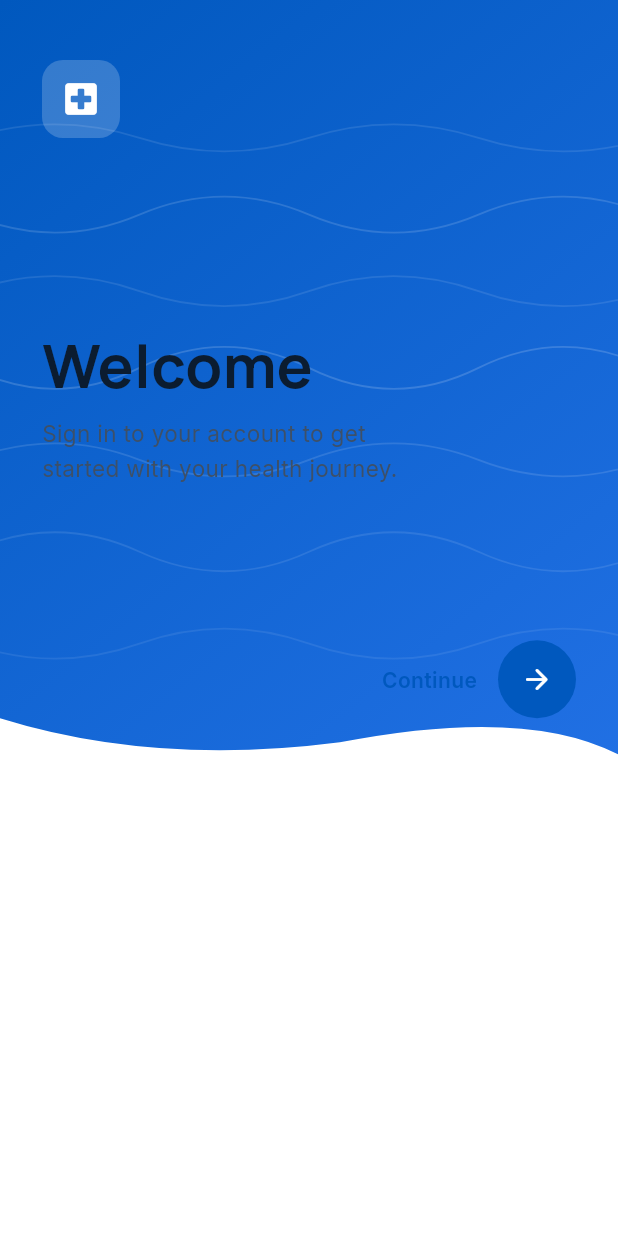
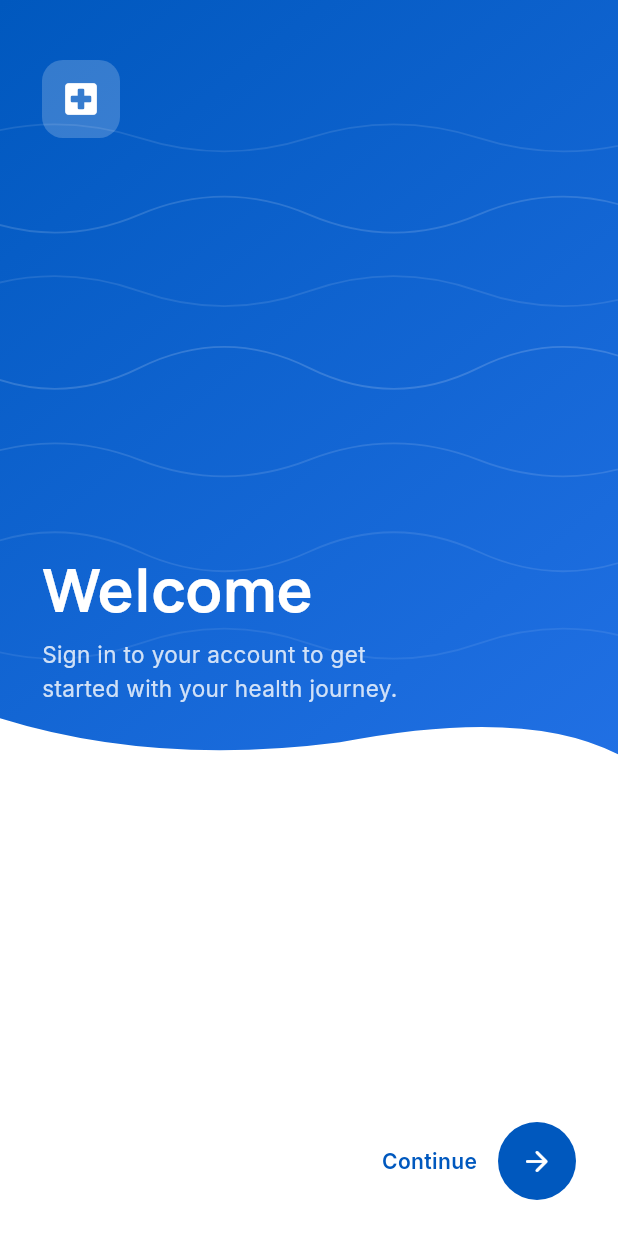
Before and after one commit to ismum25/Med_AI, a Flutter app: the screen it shows after launch, on a phone screen of 412 x 824 dp. Run offline on Flutter 3.47's test engine with Material 3 defaults, Android fonts, the phone set to English and light mode, and no system bars; our stand-ins replace dio, equatable, flutter_bloc, flutter_secure_storage, get_it, go_router and 2 more.

Commit message:
feat: enhance WelcomePage layout with improved padding and responsive positioning for continue button; update text styles for better visibility

```diff
--- a/mobile_app/lib/presentation/auth/pages/welcome_page.dart
+++ b/mobile_app/lib/presentation/auth/pages/welcome_page.dart
@@ -18,16 +18,19 @@ class WelcomePage extends StatelessWidget {
   @override
   Widget build(BuildContext context) {
     final screenHeight = MediaQuery.of(context).size.height;
+    final safeBottom = MediaQuery.of(context).padding.bottom;
     return Scaffold(
       backgroundColor: AppColors.surfaceContainerLowest,
       body: Stack(
         children: [
+          // Makes Stack fill the full Scaffold body so Positioned(bottom) anchors to screen bottom.
+          const SizedBox.expand(),
           WaveBackground(
             height: screenHeight * 0.62,
             child: SafeArea(
               bottom: false,
               child: Padding(
-                padding: const EdgeInsets.fromLTRB(28, 40, 28, 0),
+                padding: const EdgeInsets.fromLTRB(28, 40, 28, 40),
                 child: Column(
                   crossAxisAlignment: CrossAxisAlignment.start,
                   children: [
@@ -44,43 +47,37 @@ class WelcomePage extends StatelessWidget {
                         size: 28,
                       ),
                     ),
+                    const Expanded(child: SizedBox()),
+                    Text(
+                      'Welcome',
+                      style: GoogleFonts.manrope(
+                        fontSize: 40,
+                        fontWeight: FontWeight.w700,
+                        color: Colors.white,
+                        height: 1.1,
+                      ),
+                    ),
+                    const SizedBox(height: 10),
+                    Text(
+                      'Sign in to your account to get\nstarted with your health journey.',
+                      style: GoogleFonts.inter(
+                        fontSize: 15,
+                        fontWeight: FontWeight.w400,
+                        color: Colors.white.withValues(alpha: 0.80),
+                        height: 1.5,
+                      ),
+                    ),
                   ],
                 ),
               ),
             ),
           ),
+          // Continue row pinned to absolute bottom-right, safe on all device sizes.
           Positioned(
-            left: 0,
-            right: 0,
-            bottom: 0,
-            height: screenHeight * 0.38,
-            child: Padding(
-              padding: const EdgeInsets.fromLTRB(28, 24, 28, 32),
-              child: Column(
-                crossAxisAlignment: CrossAxisAlignment.start,
-                children: [
-                  Text(
-                    'Welcome',
-                    style: GoogleFonts.manrope(
-                      fontSize: 40,
-                      fontWeight: FontWeight.w700,
-                      color: AppColors.onSurface,
-                      height: 1.1,
-                    ),
-                  ),
-                  const SizedBox(height: 12),
-                  Text(
-                    'Sign in to your account to get\nstarted with your health journey.',
-                    style: GoogleFonts.inter(
-                      fontSize: 15,
-                      fontWeight: FontWeight.w400,
-                      color: AppColors.onSurfaceVariant,
-                      height: 1.5,
-                    ),
-                  ),
-                  const Spacer(),
-                  Row(
-                    mainAxisAlignment: MainAxisAlignment.end,
+            right: 28,
+            bottom: safeBottom + 24,
+            child: Row(
+              mainAxisSize: MainAxisSize.min,
               children: [
                 Text(
                   'Continue',
@@ -110,9 +107,6 @@ class WelcomePage extends StatelessWidget {
                 ),
               ],
             ),
-                ],
-              ),
-            ),
           ),
         ],
       ),
```
Lines whose indentation alone changed are shown as unchanged.
